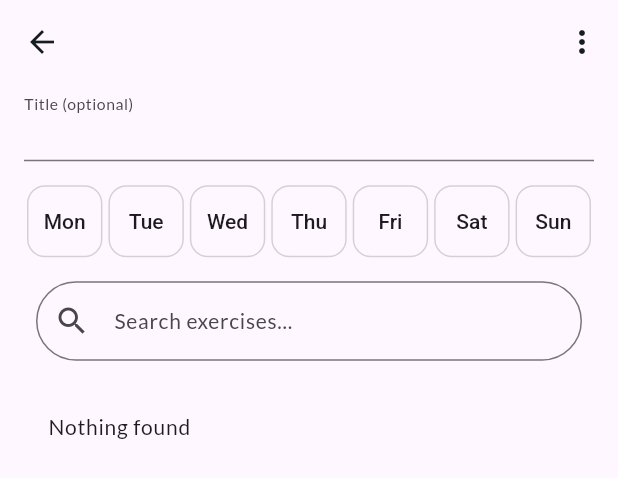
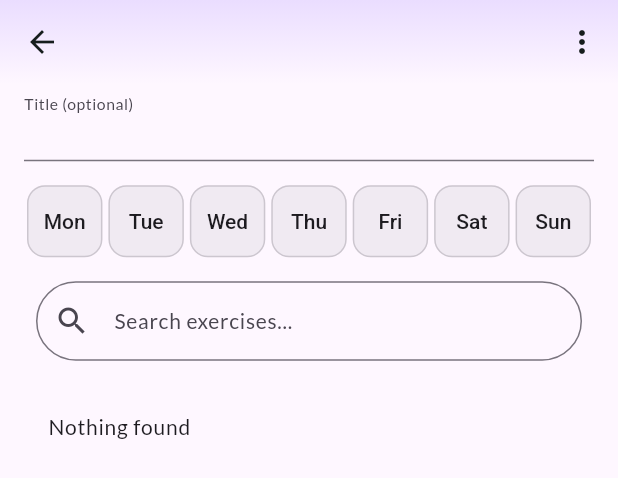
Before and after one commit to chriskustom/FossFit, a Flutter app: the AddEditPlanPage widget shown alone on an empty page, opened directly with empty values, on a phone screen of 412 x 824 dp. Shown: the top 478 px of the screen. Run offline on Flutter 3.47's test engine with Material 3 defaults, Android fonts, the phone set to English and light mode, and no system bars; drawn by our look-alikes of dynamic_color; our stand-ins replace audioplayers, fl_chart, flutter_timezone, image_cropper, image_picker, package_info_plus and 8 more; missing offline and left inert: crop_your_image, file_selector, flutter_iconpicker, platform_detail; accounts and stored records are empty.

Commit message:
Bit of rebranding

```diff
--- a/lib/app/features/calendar/calendar_page.dart
+++ b/lib/app/features/calendar/calendar_page.dart
@@ -6,7 +6,7 @@ import 'package:fossfit/app/shell/app_shell.dart';
 import 'package:fossfit/app/utils/constants.dart';
 import 'package:fossfit/app/utils/utils.dart';
 import 'package:fossfit/app/widgets/confirmation_dialog.dart';
-import 'package:fossfit/app/widgets/custom_month_picker.dart';
+import 'package:fossfit/app/widgets/kustom_month_picker.dart';
 import 'package:fossfit/db/models/features/gymset_model.dart';
 import 'package:fossfit/db/repositories/config_reposity.dart';
 import 'package:fossfit/db/repositories/gym_set_repository.dart';
@@ -101,7 +101,7 @@ class CalendarPageState extends State<CalendarPage> {
                 _pageController.nextPage(duration: const Duration(milliseconds: 300), curve: Curves.easeOut);
               },
               onDateTap: () async {
-                var selected = await showCustomMonthYearPicker(
+                var selected = await showKustomMonthYearPicker(
                   context: context,
                   initialDate: _selectedDay ?? today,
                   firstDate: earliest,
--- a/lib/app/features/plans/plan/add_edit_plan_page.dart
+++ b/lib/app/features/plans/plan/add_edit_plan_page.dart
@@ -1,12 +1,11 @@
 import 'package:flutter/material.dart';
+import 'package:fossfit/app/features/exercises/exercise/widgets/exercise_icon.dart';
 import 'package:fossfit/app/services/features/exercise_services.dart';
 import 'package:fossfit/app/shell/app_shell.dart';
 import 'package:fossfit/app/utils/constants.dart';
 import 'package:fossfit/app/widgets/animated_fab.dart';
 import 'package:fossfit/app/widgets/app_snack_bar.dart';
 import 'package:fossfit/app/widgets/confirmation_dialog.dart';
-import 'package:fossfit/app/widgets/day_selector.dart';
-import 'package:fossfit/app/widgets/exercise_icon.dart';
 import 'package:fossfit/db/models/features/exercise_model.dart';
 import 'package:fossfit/db/models/features/plan_exercise_model.dart';
 import 'package:fossfit/db/models/features/plan_model.dart';
@@ -33,7 +32,7 @@ class _AddEditPlanPageState extends State<AddEditPlanPage> {
   final titleCtrl = TextEditingController();
   final scroll = ScrollController();
 
-  List<bool>? _days;
+  List<String>? _days;
   List<Exercise>? _planExercises;
 
   bool isEditMode = false;
@@ -73,14 +72,10 @@ class _AddEditPlanPageState extends State<AddEditPlanPage> {
     final plan = _plan ?? planRepo.getPlanById(widget.planId ?? 0);
 
     final days = plan?.days.split(',') ?? [];
-
-    _days ??= weekdays.map((day) => days.contains(day)).toList();
+    _days ??= weekdays.where((d) => days.map((day) => day.trim().toLowerCase()).contains(d.toLowerCase())).toList();
 
     _planExercises ??= exerciseRepo.exercises
-        .where(
-          (exercise) =>
-              planExerciseRepo.getPlanExercisesByPlanId(plan?.id ?? 0).map((pe) => pe.exerciseId).contains(exercise.id),
-        )
+        .where((exercise) => planExerciseRepo.getPlanExercisesByPlanId(plan?.id ?? 0).map((pe) => pe.exerciseId).contains(exercise.id))
         .toList();
 
     if (isEditMode && plan != null) {
@@ -116,7 +111,7 @@ class _AddEditPlanPageState extends State<AddEditPlanPage> {
 
               const SizedBox(height: 16),
 
-              DaySelector(daySwitches: _days ?? []),
+              _daySelector(),
 
               const SizedBox(height: 8),
 
@@ -174,10 +169,7 @@ class _AddEditPlanPageState extends State<AddEditPlanPage> {
     }).toList();
 
     if (_initialSelectedExerciseIds.isEmpty && planExercises.isNotEmpty) {
-      _initialSelectedExerciseIds = planExercises
-          .where((exercise) => exercise.id != null)
-          .map((exercise) => exercise.id!)
-          .toSet();
+      _initialSelectedExerciseIds = planExercises.where((exercise) => exercise.id != null).map((exercise) => exercise.id!).toSet();
     }
 
     final initiallySelected = matching.where((exercise) {
@@ -251,12 +243,7 @@ class _AddEditPlanPageState extends State<AddEditPlanPage> {
         if (!alreadyExists) {
           final sequence = existing.isEmpty ? 0 : existing.map((pe) => pe.sequence).reduce((a, b) => a > b ? a : b) + 1;
 
-          final planExercise = PlanExercise(
-            planId: plan.id!,
-            sequence: sequence,
-            maxSets: exercise.defaultSets,
-            exerciseId: exerciseId,
-          );
+          final planExercise = PlanExercise(planId: plan.id!, sequence: sequence, maxSets: exercise.defaultSets, exerciseId: exerciseId);
 
           await planExerciseRepo.insertPlanExercise(planExercise);
         }
@@ -405,11 +392,7 @@ class _AddEditPlanPageState extends State<AddEditPlanPage> {
   Future<void> _savePlanAndExit() async {
     final selectedDays = <String>[];
 
-    for (var i = 0; i < (_days?.length ?? 0); i++) {
-      if (_days![i]) {
-        selectedDays.add(weekdays[i]);
-      }
-    }
+    selectedDays.addAll((_days ?? []));
 
     if (selectedDays.isEmpty) {
       AppSnackBar.info('Please select days!');
@@ -434,10 +417,7 @@ class _AddEditPlanPageState extends State<AddEditPlanPage> {
 
     final planName = titleCtrl.text.trim();
 
-    final updatedPlan = plan.copyWith(
-      days: selectedDays.join(','),
-      name: planName.isEmpty ? selectedDays.join(', ') : planName,
-    );
+    final updatedPlan = plan.copyWith(days: selectedDays.join(','), name: planName.isEmpty ? selectedDays.join(', ') : planName);
 
     await planRepo.updatePlan(updatedPlan);
 
@@ -485,11 +465,7 @@ class _AddEditPlanPageState extends State<AddEditPlanPage> {
 
     final selectedDays = <String>[];
 
-    for (var i = 0; i < (_days?.length ?? 0); i++) {
-      if (_days![i]) {
-        selectedDays.add(weekdays[i]);
-      }
-    }
+    selectedDays.addAll((_days ?? []));
 
     if (selectedDays.isEmpty) {
       AppSnackBar.info('Please select days!');
@@ -516,10 +492,7 @@ class _AddEditPlanPageState extends State<AddEditPlanPage> {
 
       final planName = titleCtrl.text.trim();
 
-      final updatedPlan = plan.copyWith(
-        days: selectedDays.join(','),
-        name: planName.isEmpty ? selectedDays.join(', ') : planName,
-      );
+      final updatedPlan = plan.copyWith(days: selectedDays.join(','), name: planName.isEmpty ? selectedDays.join(', ') : planName);
 
       await planRepo.updatePlan(updatedPlan);
 
@@ -536,4 +509,66 @@ class _AddEditPlanPageState extends State<AddEditPlanPage> {
       }
     }
   }
+
+  Widget _daySelector() {
+    final colorScheme = Theme.of(context).colorScheme;
+
+    return Row(
+      children: List.generate(weekdays.length, (index) {
+        final isSelected = _days?.contains(weekdays[index]) ?? false;
+        final day = weekdays[index];
+
+        return Expanded(
+          child: Padding(
+            padding: const EdgeInsets.symmetric(horizontal: 2),
+            child: AnimatedContainer(
+              duration: const Duration(milliseconds: 200),
+              curve: Curves.easeOutCubic,
+              height: 48,
+              decoration: BoxDecoration(
+                color: isSelected
+                    ? colorScheme.primaryContainer.withAlpha((colorScheme.primaryContainer.a * 0.3 * 255.0).round() & 0xff)
+                    : colorScheme.outline.withAlpha((colorScheme.outline.a * 0.1 * 255.0).round() & 0xff),
+                borderRadius: BorderRadius.circular(12),
+                border: Border.all(
+                  color: isSelected
+                      ? colorScheme.primary.withAlpha((colorScheme.primary.a * 0.7 * 255.0).round() & 0xff)
+                      : colorScheme.outline.withAlpha((colorScheme.outline.a * 0.3 * 255.0).round() & 0xff),
+                  width: isSelected ? 2 : 1,
+                ),
+              ),
+              child: Material(
+                color: Colors.transparent,
+                child: InkWell(
+                  borderRadius: BorderRadius.circular(12),
+                  onTap: () async {
+                    final planRepo = context.read<PlansRepository>();
+                    final plan = await _ensurePlan();
+                    if (_days?.contains(day) == true) _days?.remove(day);
+                    if (_days?.contains(day) == false) _days?.add(day);
+
+                    if (plan == null || plan.id == null) {
+                      return;
+                    }
+
+                    final updatedPlan = plan.copyWith(days: _days?.join(','));
+
+                    await planRepo.updatePlan(updatedPlan);
+                    setState(() {});
+                  },
+                  child: Center(
+                    child: AnimatedDefaultTextStyle(
+                      duration: const Duration(milliseconds: 200),
+                      style: TextStyle(color: colorScheme.onSurface, fontSize: 14, fontWeight: isSelected ? FontWeight.w700 : FontWeight.w500),
+                      child: Text(day.substring(0, 3)),
+                    ),
+                  ),
+                ),
+              ),
+            ),
+          ),
+        );
+      }),
+    );
+  }
 }
--- a/lib/app/features/workout/widgets/workout_peek.dart
+++ b/lib/app/features/workout/widgets/workout_peek.dart
@@ -1,7 +1,7 @@
 import 'package:flutter/material.dart';
+import 'package:fossfit/app/features/exercises/exercise/widgets/exercise_icon.dart';
 import 'package:fossfit/app/services/features/exercise_services.dart';
 import 'package:fossfit/app/services/features/gym_set_services.dart';
-import 'package:fossfit/app/widgets/exercise_icon.dart';
 import 'package:fossfit/db/models/features/gymset_model.dart';
 import 'package:fossfit/db/repositories/config_reposity.dart';
 import 'package:intl/intl.dart';
--- a/lib/app/settings/appearance_settings_page.dart
+++ b/lib/app/settings/appearance_settings_page.dart
@@ -4,7 +4,7 @@ import 'package:fossfit/app/features/exercises/exercise/graph/flex_line.dart';
 import 'package:fossfit/app/shell/app_shell.dart';
 import 'package:fossfit/app/utils/constants.dart';
 import 'package:fossfit/app/utils/utils.dart';
-import 'package:fossfit/app/widgets/colour_picker.dart';
+import 'package:fossfit/app/widgets/kustom_colour_picker.dart';
 import 'package:fossfit/db/models/features/strength_model.dart';
 import 'package:fossfit/db/repositories/config_reposity.dart';
 import 'package:provider/provider.dart';
@@ -113,7 +113,7 @@ class _AppearanceSettingsState extends State<AppearanceSettings> {
               ),
               Padding(
                 padding: .symmetric(horizontal: 16),
-                child: ColorBarPicker(
+                child: KustomColourPicker(
                   primaryColor: colorScheme,
                   initialColor: dbColor,
                   onChanged: (color) {
--- a/lib/app/theme/theme.dart
+++ b/lib/app/theme/theme.dart
@@ -1,16 +1,8 @@
 import 'package:flutter/material.dart';
 
 class AppTheme {
-  static ThemeData light({
-    String? fontFamily,
-    double? fontSize,
-    int? seedColor,
-    ColorScheme? dynamic,
-    bool sysColours = false,
-  }) {
-    final colourScheme = ColorScheme.fromSeed(
-      seedColor: seedColor == null ? const Color.fromARGB(255, 209, 1, 199) : Color(seedColor),
-    );
+  static ThemeData light({String? fontFamily, double? fontSize, int? seedColor, ColorScheme? dynamic, bool sysColours = false}) {
+    final colourScheme = ColorScheme.fromSeed(seedColor: seedColor == null ? const Color.fromARGB(255, 209, 1, 199) : Color(seedColor));
     return ThemeData(
       useMaterial3: true,
       colorScheme: sysColours ? dynamic : colourScheme,
@@ -24,13 +16,7 @@ class AppTheme {
     );
   }
 
-  static ThemeData dark({
-    String? fontFamily,
-    double? fontSize,
-    int? seedColor,
-    ColorScheme? dynamic,
-    bool sysColours = false,
-  }) {
+  static ThemeData dark({String? fontFamily, double? fontSize, int? seedColor, ColorScheme? dynamic, bool sysColours = false}) {
     final colourScheme = ColorScheme.fromSeed(
       seedColor: seedColor == null ? const Color.fromARGB(255, 209, 1, 199) : Color(seedColor),
       brightness: Brightness.dark,
@@ -88,8 +74,8 @@ extension ThemeX on BuildContext {
     end: AlignmentGeometry.bottomRight,
   );
   LinearGradient get linearGradientLR => LinearGradient(
-    colors: [Theme.of(this).colorScheme.primaryContainer, Theme.of(this).colorScheme.primaryContainer /*  */],
-    begin: AlignmentGeometry.centerLeft,
-    end: AlignmentGeometry.centerRight,
+    colors: [Theme.of(this).colorScheme.surface, Theme.of(this).colorScheme.primaryContainer /*  */],
+    begin: AlignmentGeometry.bottomCenter,
+    end: AlignmentGeometry.topCenter,
   );
 }
--- a/lib/app/widgets/day_selector.dart
+++ /dev/null
@@ -1,64 +0,0 @@
-import 'package:flutter/material.dart';
-import 'package:fossfit/app/utils/constants.dart';
-
-class DaySelector extends StatefulWidget {
-  final List<bool> daySwitches;
-  const DaySelector({super.key, required this.daySwitches});
-
-  @override
-  State<DaySelector> createState() => _DaySelectorState();
-}
-
-class _DaySelectorState extends State<DaySelector> {
-  void _toggleDay(int index) {
-    setState(() {
-      widget.daySwitches[index] = !widget.daySwitches[index];
-    });
-  }
-
-  @override
-  Widget build(BuildContext context) {
-    final colorScheme = Theme.of(context).colorScheme;
-
-    return Row(
-      children: List.generate(weekdays.length, (index) {
-        final isSelected = widget.daySwitches[index];
-        final dayLabel = weekdays[index].length < 3 ? weekdays[index] : weekdays[index].substring(0, 3);
-
-        return Expanded(
-          child: Padding(
-            padding: const EdgeInsets.symmetric(horizontal: 2),
-            child: AnimatedContainer(
-              duration: const Duration(milliseconds: 200),
-              curve: Curves.easeOutCubic,
-              height: 48,
-              decoration: BoxDecoration(
-                borderRadius: BorderRadius.circular(12),
-                border: Border.all(
-                  color: isSelected
-                      ? colorScheme.primary.withAlpha((colorScheme.primary.a * 0.7 * 255.0).round() & 0xff)
-                      : colorScheme.outline.withAlpha((colorScheme.outline.a * 0.3 * 255.0).round() & 0xff),
-                  width: isSelected ? 2 : 1,
-                ),
-              ),
-              child: Material(
-                color: Colors.transparent,
-                child: InkWell(
-                  borderRadius: BorderRadius.circular(12),
-                  onTap: () => _toggleDay(index),
-                  child: Center(
-                    child: AnimatedDefaultTextStyle(
-                      duration: const Duration(milliseconds: 200),
-                      style: TextStyle(color: colorScheme.onSurface, fontSize: 14, fontWeight: isSelected ? FontWeight.w600 : FontWeight.w500),
-                      child: Text(dayLabel),
-                    ),
-                  ),
-                ),
-              ),
-            ),
-          ),
-        );
-      }),
-    );
-  }
-}
--- a/lib/app/widgets/kustom_app_bar.dart
+++ b/lib/app/widgets/kustom_app_bar.dart
@@ -1,6 +1,7 @@
 import 'package:flutter/material.dart';
 import 'package:fossfit/app/services/app_services.dart';
 import 'package:fossfit/app/settings/settings_page.dart';
+import 'package:fossfit/app/theme/theme.dart';
 import 'package:fossfit/app/utils/constants.dart';
 import 'package:fossfit/app/utils/fade_route.dart';
 import 'package:fossfit/app/widgets/about_dialog.dart';
@@ -62,6 +63,7 @@ class _KustomAppBarState extends State<KustomAppBar> with SingleTickerProviderSt
         child: Text(widget.title, key: const ValueKey("title"), style: Theme.of(context).textTheme.labelLarge, textScaler: TextScaler.linear(1.1)),
       ),
       actions: _buildMenu(context),
+      flexibleSpace: Container(decoration: BoxDecoration(gradient: context.linearGradientLR)),
     );
   }
 
```
Also changed, not shown: lib/app/features/exercises/exercise/exercise_page.dart (+11 -15 lines), lib/app/features/plans/plan/plan_page.dart (+1 -32 lines), lib/app/features/plans/plan/widgets/plan_exercise_tile.dart (+35 -40 lines), lib/app/widgets/kustom_colour_picker.dart (renamed from lib/app/widgets/colour_picker.dart, +4 -4 lines), lib/app/widgets/kustom_month_picker.dart (renamed from lib/app/widgets/custom_month_picker.dart, +2 -5 lines), lib/app/widgets/kustom_set_indicator.dart (renamed from lib/app/widgets/custom_set_indicator.dart, +37 -2 lines), lib/app/widgets/menus/context_menu.dart (deleted, +0 -54 lines), lib/app/widgets/noti_switch.dart (deleted, +0 -28 lines), lib/app/features/exercises/exercise/widgets/exercise_icon.dart (renamed from lib/app/widgets/exercise_icon.dart).
